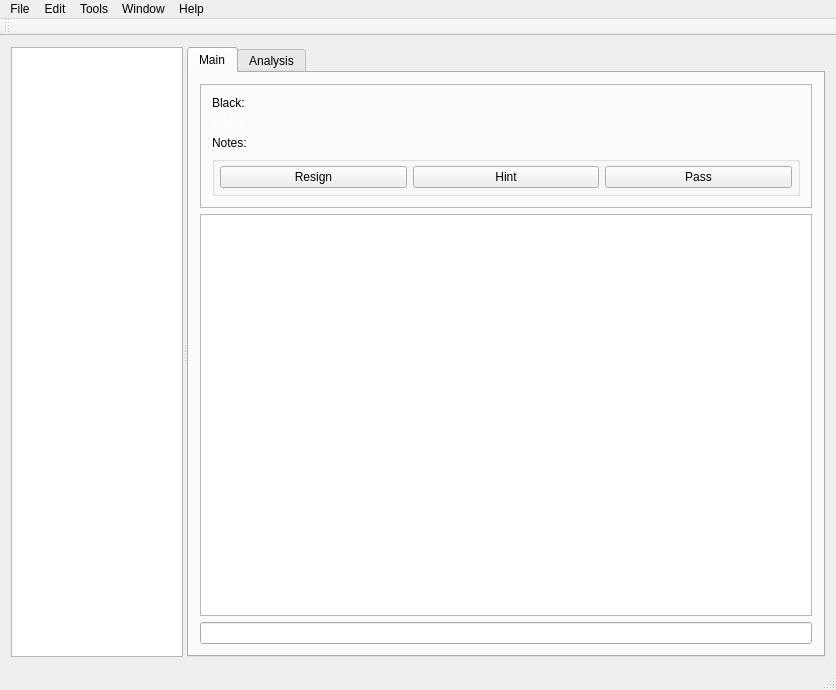
Above: mainwindow.ui from GregGarber/GoGoGo before the change. Below: the same form after it.
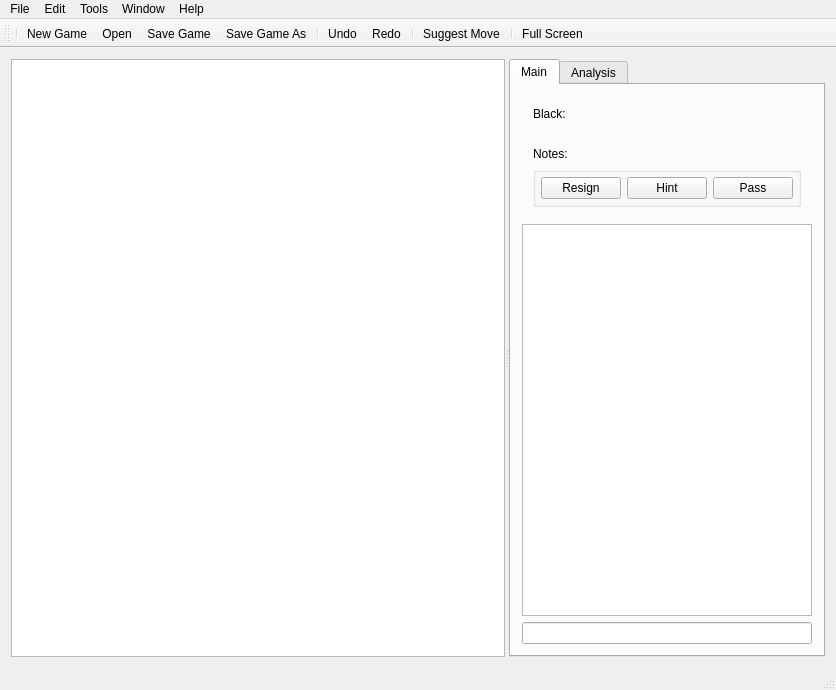
That is the form after the change. Icons and pictures are not drawn. Custom widgets are drawn as their Qt base class.

Diff of the .ui file:
```diff
--- a/mainwindow.ui
+++ b/mainwindow.ui
@@ -34,6 +34,12 @@
        <enum>Qt::Horizontal</enum>
       </property>
       <widget class="GoBoard" name="gameBoard">
+       <property name="sizePolicy">
+        <sizepolicy hsizetype="Expanding" vsizetype="Expanding">
+         <horstretch>2</horstretch>
+         <verstretch>0</verstretch>
+        </sizepolicy>
+       </property>
        <property name="contextMenuPolicy">
         <enum>Qt::CustomContextMenu</enum>
        </property>
@@ -63,15 +69,9 @@
         </attribute>
         <layout class="QVBoxLayout" name="verticalLayout_2">
          <item>
-          <widget class="QFrame" name="frame">
-           <property name="styleSheet">
-            <string notr="true">.frame { background: #785229;}</string>
-           </property>
-           <property name="frameShape">
-            <enum>QFrame::StyledPanel</enum>
-           </property>
-           <property name="frameShadow">
-            <enum>QFrame::Raised</enum>
+          <widget class="QWidget" name="widget" native="true">
+           <property name="autoFillBackground">
+            <bool>false</bool>
            </property>
            <layout class="QVBoxLayout" name="verticalLayout_3">
             <item>
@@ -82,9 +82,18 @@
               <property name="text">
                <string>Black:</string>
               </property>
+              <property name="scaledContents">
+               <bool>false</bool>
+              </property>
+              <property name="alignment">
+               <set>Qt::AlignLeading|Qt::AlignLeft|Qt::AlignTop</set>
+              </property>
               <property name="wordWrap">
                <bool>true</bool>
               </property>
+              <property name="margin">
+               <number>10</number>
+              </property>
              </widget>
             </item>
             <item>
@@ -95,9 +104,15 @@
               <property name="text">
                <string>White:</string>
               </property>
+              <property name="alignment">
+               <set>Qt::AlignLeading|Qt::AlignLeft|Qt::AlignTop</set>
+              </property>
               <property name="wordWrap">
                <bool>true</bool>
               </property>
+              <property name="margin">
+               <number>10</number>
+              </property>
              </widget>
             </item>
             <item>
@@ -251,6 +266,18 @@
    <attribute name="toolBarBreak">
     <bool>false</bool>
    </attribute>
+   <addaction name="separator"/>
+   <addaction name="actionNew_Game"/>
+   <addaction name="actionOpen"/>
+   <addaction name="actionSave_Game"/>
+   <addaction name="actionSave_Game_As"/>
+   <addaction name="separator"/>
+   <addaction name="actionUndo"/>
+   <addaction name="actionRedo"/>
+   <addaction name="separator"/>
+   <addaction name="actionSuggest_Move"/>
+   <addaction name="separator"/>
+   <addaction name="actionFull_Screen"/>
   </widget>
   <widget class="QStatusBar" name="statusBar"/>
   <action name="actionNew_Game">
```
Left out of the diff: 42 changed lines with no effect on the pictures.
